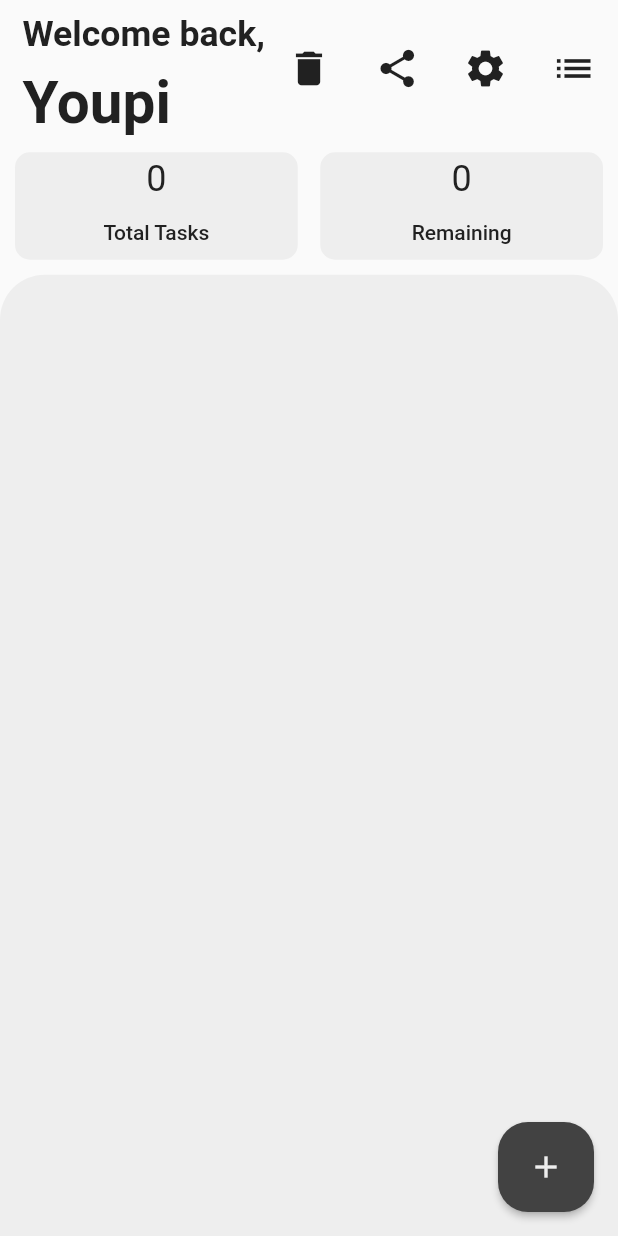
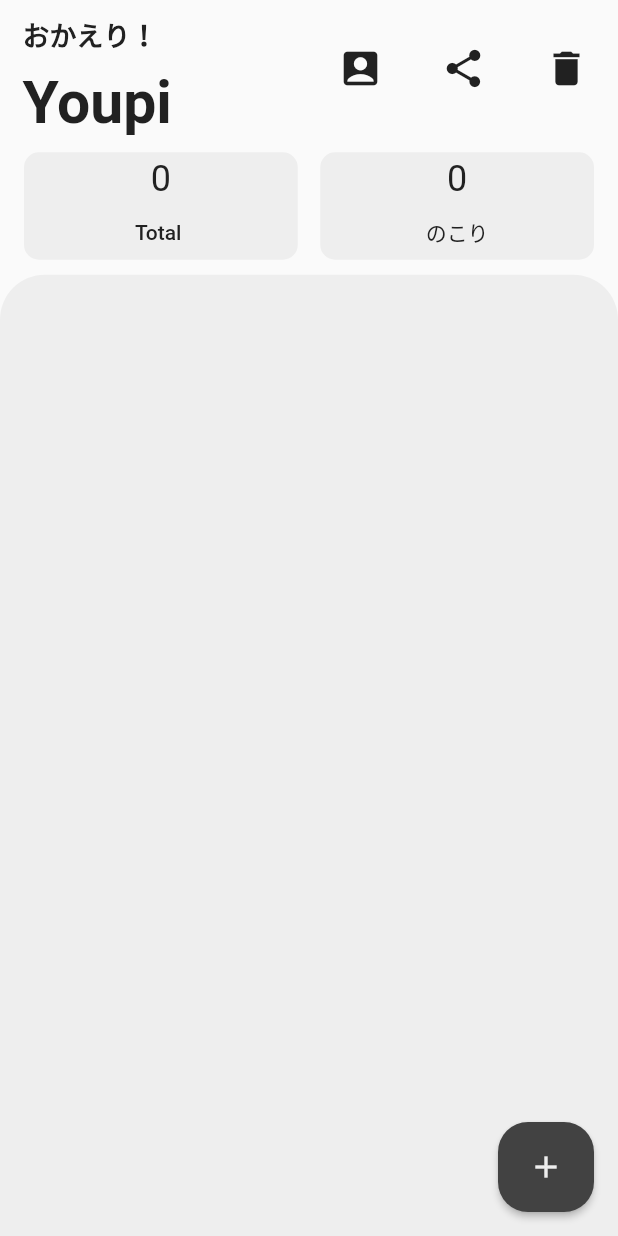
Before and after one commit to sinaxyxx/todolist, a Flutter app: the screen it shows after launch, after a tap on the "share" icon, on a phone screen of 412 x 824 dp. Run offline on Flutter 3.47's test engine with Material 2 defaults, Android fonts, the phone set to English and light mode, and no system bars; our stand-ins replace share_plus.

Commit message:
アイコン整理

```diff
--- a/lib/view/header_view.dart
+++ b/lib/view/header_view.dart
@@ -26,9 +26,9 @@ class HeaderView extends StatelessWidget {
                       child: FittedBox(
                           fit: BoxFit.fitHeight,
                           child: Text(
-                            'Welcome back,',
+                            'おかえり！',
                             style: TextStyle(
-                                fontSize: 24,
+                                fontSize: 18,
                                 color: viewBrain.clrlvl4,
                                 fontWeight: FontWeight.bold),
                           )),
@@ -43,7 +43,7 @@ class HeaderView extends StatelessWidget {
                           child: Text(
                             '${viewBrain.username}',
                             style: TextStyle(
-                                fontSize: 40,
+                                fontSize: 42,
                                 color: viewBrain.clrlvl4,
                                 fontWeight: FontWeight.bold),
                           )),
@@ -52,6 +52,40 @@ class HeaderView extends StatelessWidget {
                 ]),
               ),
             ),
+            Expanded(
+                flex: 1,
+                child: InkWell(
+                  child: SizedBox(
+                    height: double.infinity,
+                    child: Icon(
+                      Icons.account_box,
+                      size: 30,
+                      color: viewBrain.clrlvl4,
+                    ),
+                  ),
+                  onTap: () {
+                    viewBrain.showBottomSheet(
+                        SettingBottomSheetView(), context);
+                  },
+                )),
+            Expanded(
+                flex: 1,
+                child: InkWell(
+                  child: SizedBox(
+                    height: double.infinity,
+                    child: Icon(
+                      Icons.share,
+                      size: 30,
+                      color: viewBrain.clrlvl4,
+                    ),
+                  ),
+                  onTap: () {
+                    if (viewBrain.tasks.isNotEmpty) {
+                      viewBrain.createContentsForShare();
+                      Share.share(viewBrain.shareList);
+                    }
+                  },
+                )),
             Expanded(
                 flex: 1,
                 child: InkWell(
@@ -67,51 +101,6 @@ class HeaderView extends StatelessWidget {
                     viewBrain.showBottomSheet(DeleteBottomSheetView(), context);
                   },
                 )),
-            Expanded(
-                flex: 1,
-                child: InkWell(
-                  child: SizedBox(
-                    height: double.infinity,
-                    child: Icon(
-                      Icons.share,
-                      size: 30,
-                      color: viewBrain.clrlvl4,
-                    ),
-                  ),
-                  onTap: () {
-                    viewBrain.createContentsForShare();
-                    Share.share(viewBrain.shareList);
-                  },
-                )),
-            Expanded(
-                flex: 1,
-                child: InkWell(
-                  child: SizedBox(
-                    height: double.infinity,
-                    child: Icon(
-                      Icons.settings,
-                      size: 30,
-                      color: viewBrain.clrlvl4,
-                    ),
-                  ),
-                  onTap: () {
-                    viewBrain.showBottomSheet(
-                        SettingBottomSheetView(), context);
-                  },
-                )),
-            Expanded(
-                flex: 1,
-                child: InkWell(
-                  child: SizedBox(
-                    height: double.infinity,
-                    child: Icon(
-                      Icons.list,
-                      size: 30,
-                      color: viewBrain.clrlvl4,
-                    ),
-                  ),
-                  onTap: () {},
-                )),
           ],
         );
       },
--- a/lib/view/task_info_view.dart
+++ b/lib/view/task_info_view.dart
@@ -10,7 +10,7 @@ class TaskInfoView extends StatelessWidget {
     return Consumer<AppViewBrain>(
       builder: (context, viewBrain, child) {
         return Container(
-          margin: EdgeInsets.all(10),
+          margin: EdgeInsets.fromLTRB(16, 10, 16, 10),
           child: Row(children: [
             Expanded(
               flex: 1,
@@ -38,7 +38,7 @@ class TaskInfoView extends StatelessWidget {
                       alignment: Alignment.center,
                       child: FittedBox(
                         child: Text(
-                          'Total Tasks',
+                          'Total ',
                           style: TextStyle(
                               fontWeight: FontWeight.w500,
                               color: viewBrain.clrlvl4),
@@ -78,7 +78,7 @@ class TaskInfoView extends StatelessWidget {
                       alignment: Alignment.center,
                       child: FittedBox(
                         child: Text(
-                          'Remaining',
+                          'のこり',
                           style: TextStyle(
                               fontWeight: FontWeight.w500,
                               color: viewBrain.clrlvl4),
--- a/lib/view/task_list_view.dart
+++ b/lib/view/task_list_view.dart
@@ -41,9 +41,11 @@ class TaskListView extends StatelessWidget {
                           clipBehavior: Clip.antiAliasWithSaveLayer,
                           decoration: BoxDecoration(
                             borderRadius: BorderRadius.circular(20),
-                            color: Colors.purple.shade100,
+                            color: viewBrain.clrlvl1,
                           ),
                           child: CheckboxListTile(
+                              activeColor: viewBrain.clrlvl3,
+                              checkColor: viewBrain.clrlvl1,
                               controlAffinity: ListTileControlAffinity.leading,
                               title: Text(
                                 viewBrain.taskTitle(index),
```
